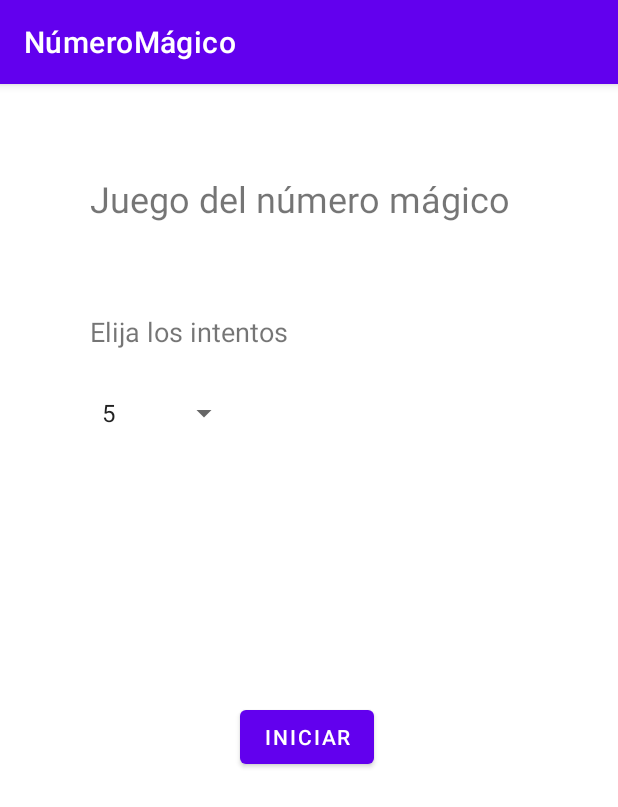
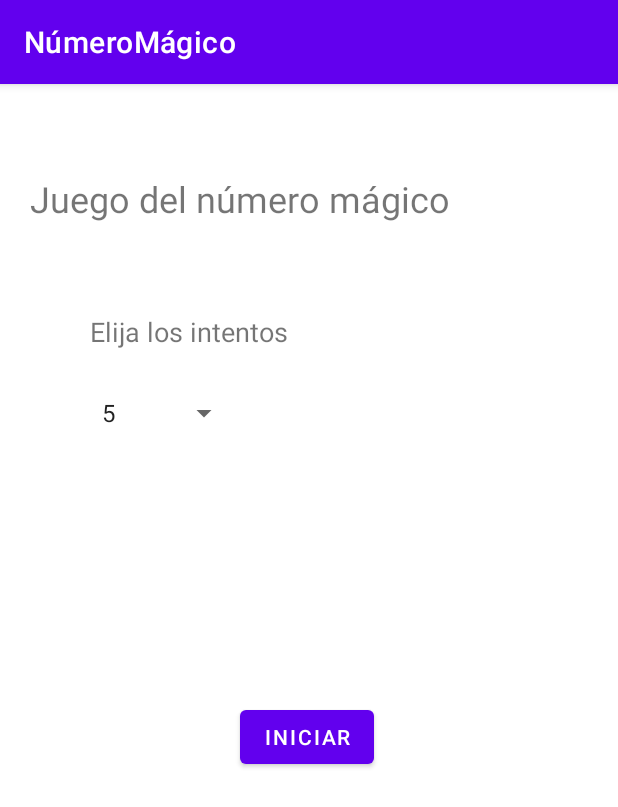
Before and after one commit to JulioJavif/NumeroMagicoAPK, an Android app: the screen it shows after launch (MainActivity), on a phone screen of 412 x 824 dp. Shown: the top 807 px of the screen. Run offline under Robolectric (Android 15) with nearby library versions, the phone set to English and light mode, and no system bars.

```diff
--- a/app/src/main/res/layout/activity_main.xml
+++ b/app/src/main/res/layout/activity_main.xml
@@ -11,7 +11,7 @@
         android:id="@+id/textView"
         android:layout_width="wrap_content"
         android:layout_height="wrap_content"
-        android:layout_marginStart="60dp"
+        android:layout_marginStart="20dp"
         android:layout_marginTop="60dp"
         android:text="@string/Title"
         android:textSize="24sp"
```
Also changed, not shown: app/src/main/res/layout/activity_game.xml (+11 -0 lines).
